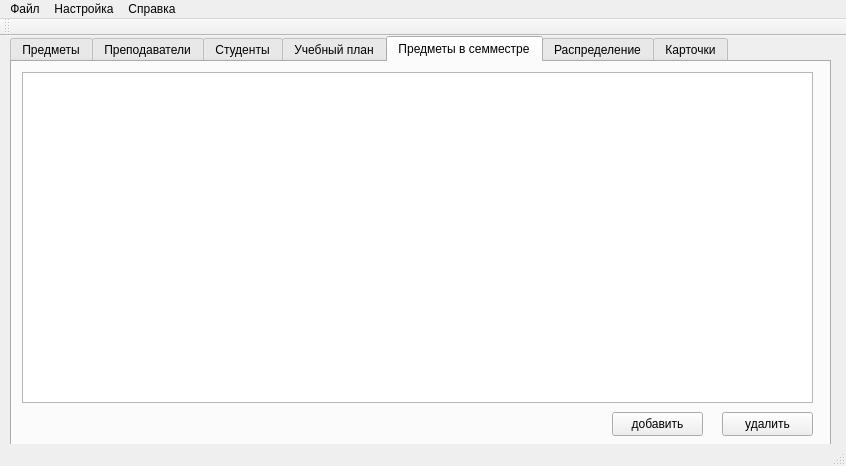
Above: mainwindow.ui from alexeypertcev/ksu-ivt-nagruzka before the change. Below: the same form after it.
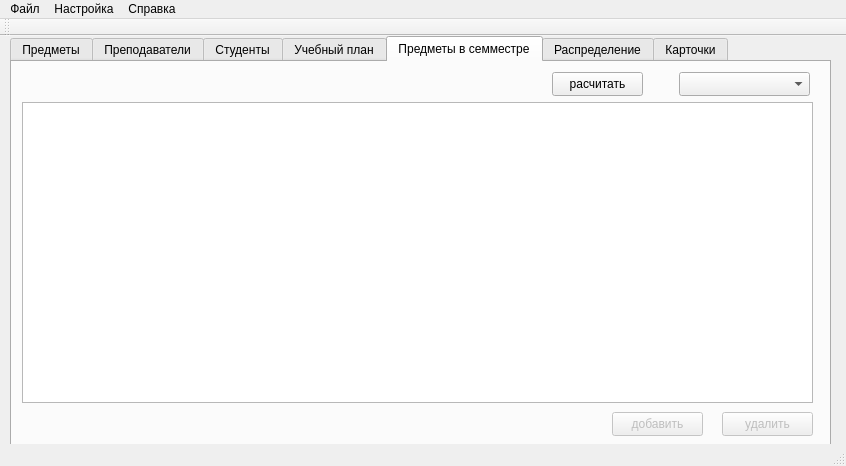
That is the form after the change. The open tabs and pages were chosen to show the change.

```diff
--- a/mainwindow.ui
+++ b/mainwindow.ui
@@ -220,13 +220,16 @@
       <property name="geometry">
        <rect>
         <x>10</x>
-        <y>10</y>
+        <y>40</y>
         <width>791</width>
-        <height>331</height>
+        <height>301</height>
        </rect>
       </property>
      </widget>
      <widget class="QPushButton" name="pushButton_del_subjects_in_semmestre">
+      <property name="enabled">
+       <bool>false</bool>
+      </property>
       <property name="geometry">
        <rect>
         <x>710</x>
@@ -240,6 +243,9 @@
       </property>
      </widget>
      <widget class="QPushButton" name="pushButton_add_subjects_in_semmestre">
+      <property name="enabled">
+       <bool>false</bool>
+      </property>
       <property name="geometry">
        <rect>
         <x>600</x>
@@ -252,6 +258,29 @@
        <string>добавить</string>
       </property>
      </widget>
+     <widget class="QComboBox" name="comboBox_2">
+      <property name="geometry">
+       <rect>
+        <x>667</x>
+        <y>10</y>
+        <width>131</width>
+        <height>24</height>
+       </rect>
+      </property>
+     </widget>
+     <widget class="QPushButton" name="pushButton_2">
+      <property name="geometry">
+       <rect>
+        <x>540</x>
+        <y>10</y>
+        <width>91</width>
+        <height>24</height>
+       </rect>
+      </property>
+      <property name="text">
+       <string>расчитать</string>
+      </property>
+     </widget>
     </widget>
     <widget class="QWidget" name="tab_5">
      <attribute name="title">
```
Left out of the diff: 16 changed lines with no effect on the pictures.
